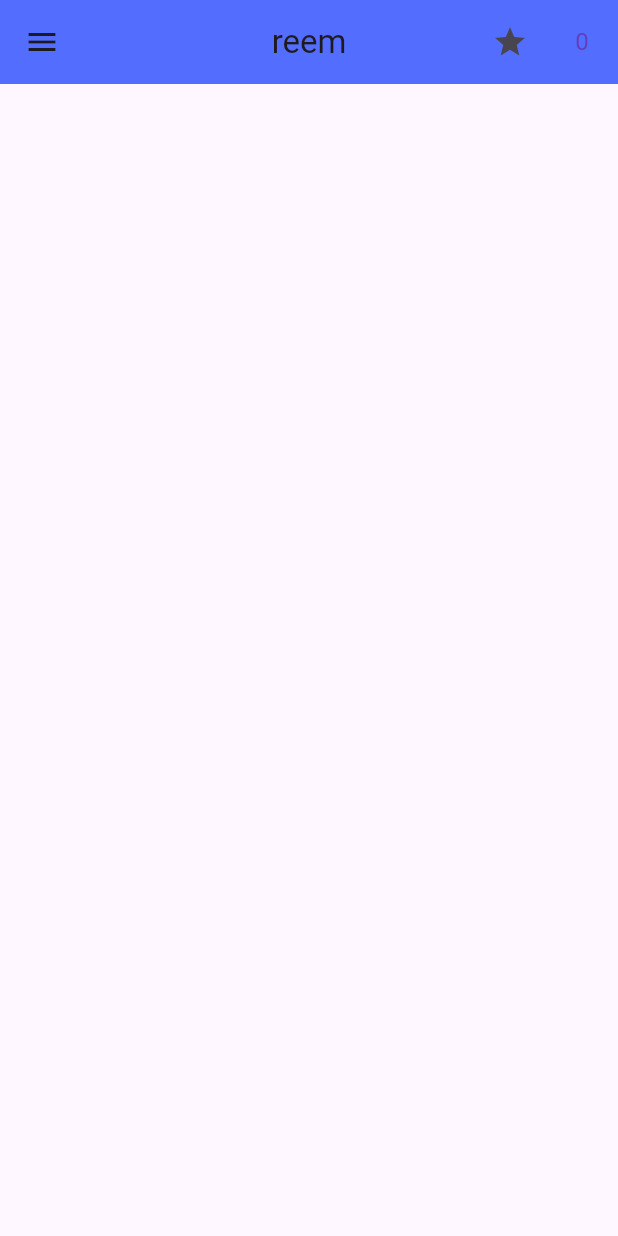
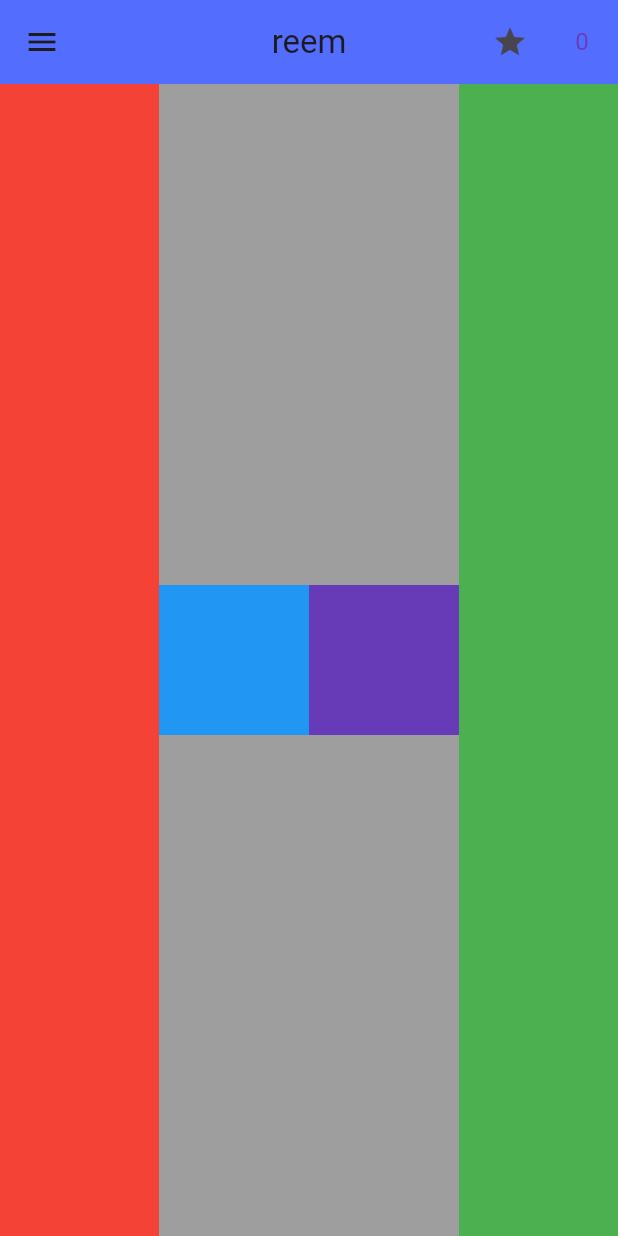
Before and after one commit to ReemSeif/LoginPage, a Flutter app: the screen it shows after launch, on a phone screen of 412 x 824 dp. Run offline on Flutter 3.47's test engine with Material 3 defaults, Android fonts, the light colour scheme and no system bars.

Commit message:
second commit

```diff
--- a/lib/pages/tunesView.dart
+++ b/lib/pages/tunesView.dart
@@ -12,6 +12,7 @@ class _TunesviewState extends State<Tunesview> {
   @override
   Widget build(BuildContext context) {
     return Scaffold(
+      backgroundColor: Colors.grey,
       appBar: AppBar(
         elevation: 0,
         title: const Text('reem'),
@@ -31,6 +32,46 @@ class _TunesviewState extends State<Tunesview> {
         ],
 
       ),
+      body:   Row(
+            children: [
+              Expanded(
+                child: Container(
+                  width: 100,
+                  decoration: BoxDecoration(
+                    color: Colors.red,
+
+                  ),
+                ),
+              ),
+
+              Container(
+                  width: 100,
+                    height: 100,
+                  decoration: BoxDecoration(
+                    color: Colors.blue,
+
+                  ),
+                ),
+                Container(
+                  width: 100,
+                  height: 100,
+                  decoration: BoxDecoration(
+                    color: Colors.deepPurple,
+
+                  ),
+                ),
+               Expanded(
+                child: Container(
+                  width: 100,
+                  decoration: BoxDecoration(
+                    color: Colors.green,
+
+                  ),
+                ),
+              )
+            ],
+          ),
+
     );
   }
 }
```
